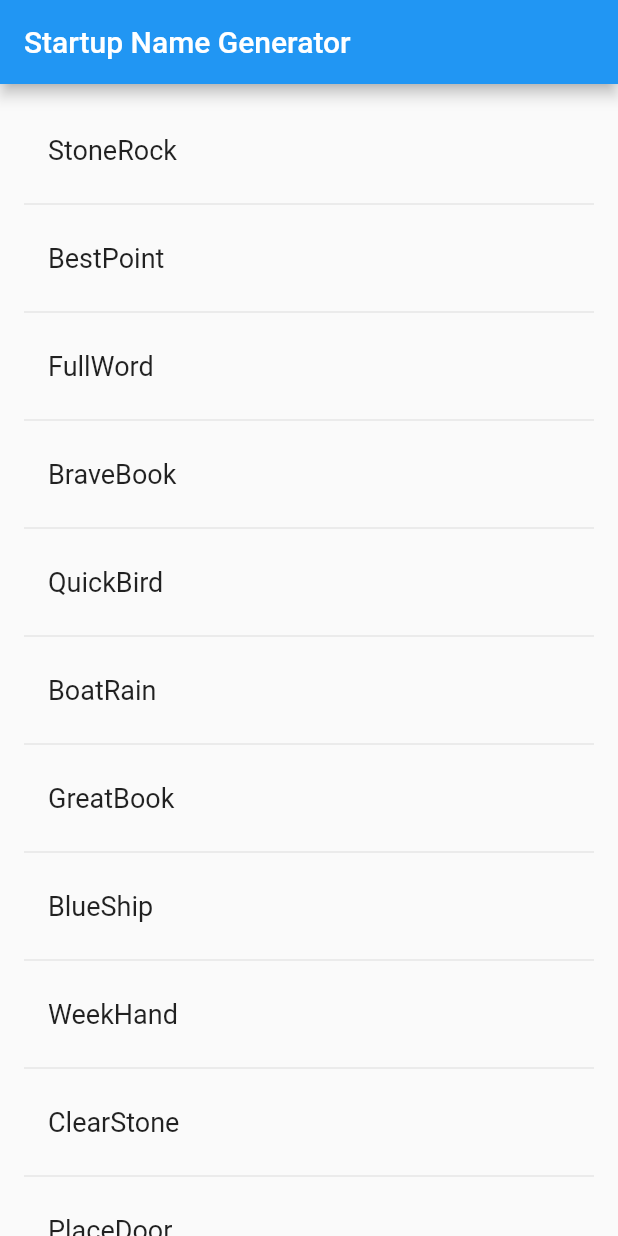
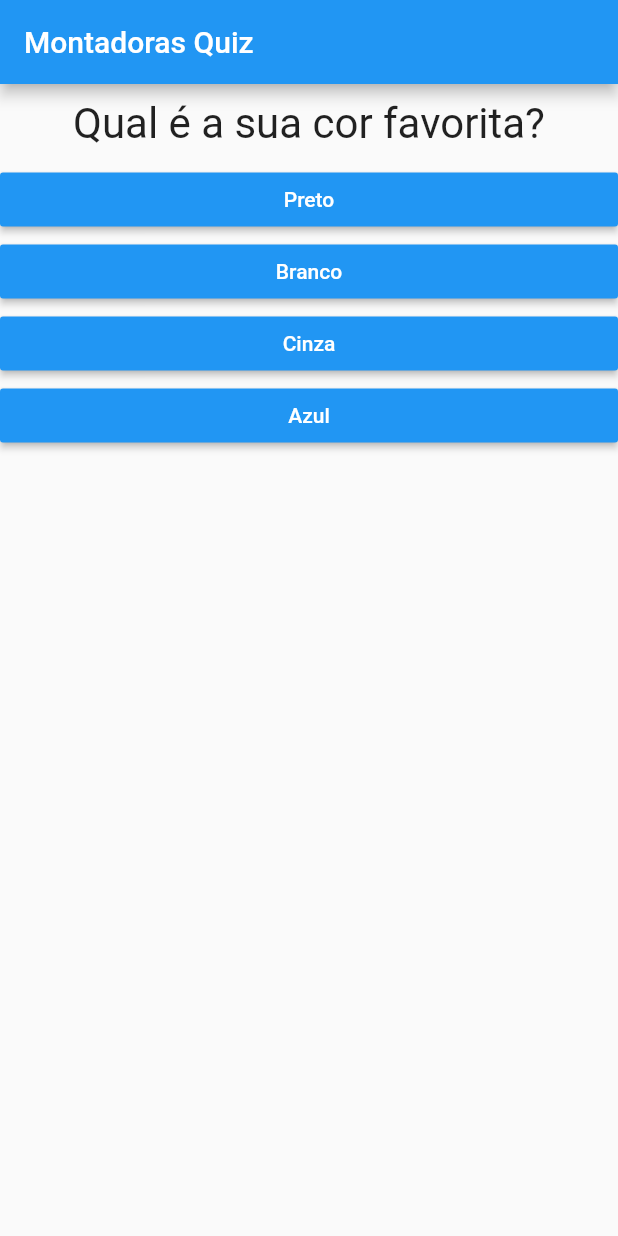
Before and after one commit to lumakhl/montadoras_game, a Flutter app: the screen it shows after launch, on a phone screen of 412 x 824 dp. Run offline on Flutter 3.47's test engine with Material 2 defaults, Android fonts, the phone set to English and light mode, and no system bars.

Commit message:
criando componentes para jogo

```diff
--- a/lib/main.dart
+++ b/lib/main.dart
@@ -1,62 +1,86 @@
-// Copyright 2018 The Flutter team. All rights reserved.
-// Use of this source code is governed by a BSD-style license that can be
-// found in the LICENSE file.
+import 'package:flutter/material.dart';
+import 'package:montadoras_game/questionario.dart';
+import 'package:montadoras_game/resultado.dart';
 
-import 'package:flutter/material.dart';
-import 'package:english_words/english_words.dart';
+main() => runApp(PerguntaApp());
 
-void main() => runApp(MyApp());
+class _PerguntaAppState extends State<PerguntaApp> {
+  var _perguntaSelecionada = 0;
+  var _totalAcertos = 0;
 
-class MyApp extends StatelessWidget {
+  void _responder(int acerto) {
+    setState(() {
+      _perguntaSelecionada++;
+      _totalAcertos += acerto;
+    });
+  }
+
+  final _perguntas = const [
+    {
+      'texto': 'Qual é a sua cor favorita?',
+      'respostas': [
+        {'texto': 'Preto', 'ehCerto': false},
+        {'texto': 'Branco', 'ehCerto': false},
+        {'texto': 'Cinza', 'ehCerto': true},
+        {'texto': 'Azul', 'ehCerto': false}
+      ],
+    },
+    {
+      'texto': 'Qual o seu animal favorito?',
+      'respostas': [
+        {'texto': 'Preto', 'ehCerto': false},
+        {'texto': 'Jiboia', 'ehCerto': false},
+        {'texto': 'Macaco', 'ehCerto': true},
+        {'texto': 'Azul', 'ehCerto': false}
+      ]
+    },
+    {
+      'texto': 'Qual o seu melhor amigo?',
+      'respostas': [
+        {'texto': 't', 'ehCerto': false},
+        {'texto': 'a', 'ehCerto': false},
+        {'texto': 'Cinza', 'ehCerto': true},
+        {'texto': 'Azul', 'ehCerto': false}
+      ]
+    }
+  ];
+
+  void _reiniciarQuestionario() {
+    setState(() {
+      _perguntaSelecionada = 0;
+      _totalAcertos = 0;
+    });
+  }
+
+  bool get temPerguntaSelecionada {
+    return _perguntaSelecionada < _perguntas.length;
+  }
+
+  String get _porcentagemAcerto {
+    double porcentagem = (_totalAcertos / _perguntas.length) * 100;
+    return porcentagem.toStringAsFixed(2);
+  }
+
   @override
   Widget build(BuildContext context) {
-    final wordPair = WordPair.random();
     return MaterialApp(
-      title: 'Welcome to Flutter',
-      home: RandomWords(),
-    );
+        home: Scaffold(
+      appBar: AppBar(
+        title: Text('Montadoras Quiz'),
+      ),
+      body: temPerguntaSelecionada
+          ? Questionario(
+              perguntas: _perguntas,
+              perguntaSelecionada: _perguntaSelecionada,
+              responder: _responder)
+          : Resultado(_porcentagemAcerto, _reiniciarQuestionario),
+    ));
   }
 }
 
-class RandomWords extends StatefulWidget {
+class PerguntaApp extends StatefulWidget {
   @override
-  RandomWordsState createState() => RandomWordsState();
-}
-
-class RandomWordsState extends State<RandomWords> {
-  final _suggestions = <WordPair>[];
-  final _biggerFont = const TextStyle(fontSize: 18.0);
-
-  @override
-  Widget build(BuildContext context) {
-    return Scaffold(
-      appBar: AppBar(
-        title: Text('Startup Name Generator'),
-      ),
-      body: _buildSuggestions(),
-    );
-  }
-
-  Widget _buildRow(WordPair pair) {
-    return ListTile(
-      title: Text(
-        pair.asPascalCase,
-        style: _biggerFont,
-      ),
-    );
-  }
-
-  Widget _buildSuggestions() {
-    return ListView.builder(
-        padding: const EdgeInsets.all(16.0),
-        itemBuilder: /*1*/ (context, i) {
-          if (i.isOdd) return Divider(); /*2*/
-
-          final index = i ~/ 2; /*3*/
-          if (index >= _suggestions.length) {
-            _suggestions.addAll(generateWordPairs().take(10)); /*4*/
-          }
-          return _buildRow(_suggestions[index]);
-        });
+  _PerguntaAppState createState() {
+    return _PerguntaAppState();
   }
 }
--- /dev/null
+++ b/lib/questao.dart
@@ -0,0 +1,20 @@
+import 'package:flutter/material.dart';
+
+class Questao extends StatelessWidget {
+  final String texto;
+
+  Questao(this.texto);
+
+  @override
+  Widget build(BuildContext context) {
+    return Container(
+      width: double.infinity,
+      margin: EdgeInsets.all(10),
+      child: Text(
+        texto,
+        style: TextStyle(fontSize: 28),
+        textAlign: TextAlign.center,
+      ),
+    );
+  }
+}
--- /dev/null
+++ b/lib/questionario.dart
@@ -0,0 +1,37 @@
+import 'package:flutter/material.dart';
+import 'package:montadoras_game/questao.dart';
+import 'package:montadoras_game/resposta.dart';
+
+class Questionario extends StatelessWidget {
+  final List<Map<String, Object>> perguntas;
+  final int perguntaSelecionada;
+  final void Function(int) responder;
+
+  Questionario(
+      {@required this.perguntas,
+      @required this.perguntaSelecionada,
+      @required this.responder});
+
+  bool get temPerguntaSelecionada {
+    return perguntaSelecionada < perguntas.length;
+  }
+
+  @override
+  Widget build(BuildContext context) {
+    List<Map<String, Object>> respostas = temPerguntaSelecionada
+        ? perguntas[perguntaSelecionada]['respostas']
+        : null;
+
+    return Container(
+      child: Column(
+        children: <Widget>[
+          Questao(perguntas[perguntaSelecionada]['texto']),
+          ...respostas
+              .map((resp) => Resposta(
+                  resp['texto'], () => responder(resp['ehCerto'] ? 1 : 0)))
+              .toList()
+        ],
+      ),
+    );
+  }
+}
--- /dev/null
+++ b/lib/resposta.dart
@@ -0,0 +1,22 @@
+import 'package:flutter/material.dart';
+
+class Resposta extends StatelessWidget {
+
+  final String texto;
+  final Function quandoSelecionado;
+
+  Resposta(this.texto, this.quandoSelecionado);
+
+  @override
+  Widget build(BuildContext context) {
+    return Container(
+      width: double.infinity,
+      child: RaisedButton(
+        textColor: Colors.white,
+        color: Colors.blue,
+        child: Text(texto),
+        onPressed: quandoSelecionado,
+      ),
+    );
+  }
+}
--- /dev/null
+++ b/lib/resultado.dart
@@ -0,0 +1,28 @@
+import 'package:flutter/material.dart';
+
+class Resultado extends StatelessWidget {
+  final String resultado;
+  final void Function() reiniciarQuestionario;
+
+  Resultado(this.resultado, this.reiniciarQuestionario);
+
+  @override
+  Widget build(BuildContext context) {
+    return Column(
+      mainAxisAlignment: MainAxisAlignment.center,
+      children: <Widget>[
+        Center(
+          child: Text(resultado, style: TextStyle(fontSize: 28)),
+        ),
+        FlatButton(
+          onPressed: reiniciarQuestionario,
+          child: Text(
+            'Reiniciar?',
+            style: TextStyle(fontSize: 18),
+          ),
+          textColor: Colors.blue,
+        )
+      ],
+    );
+  }
+}
```
